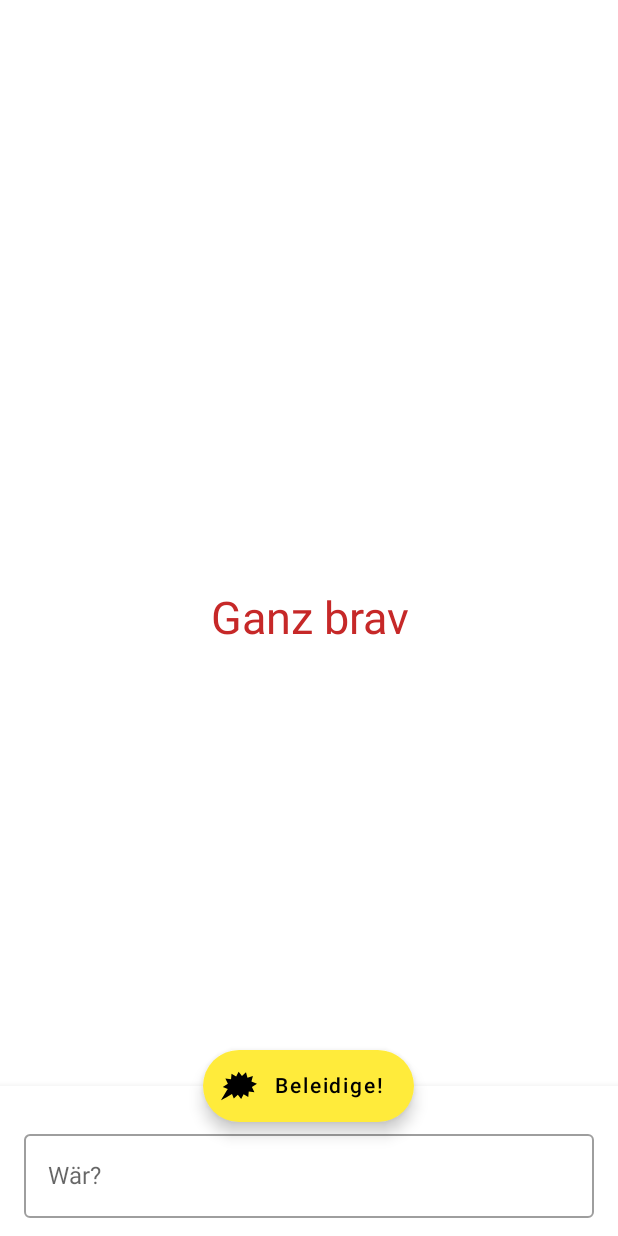
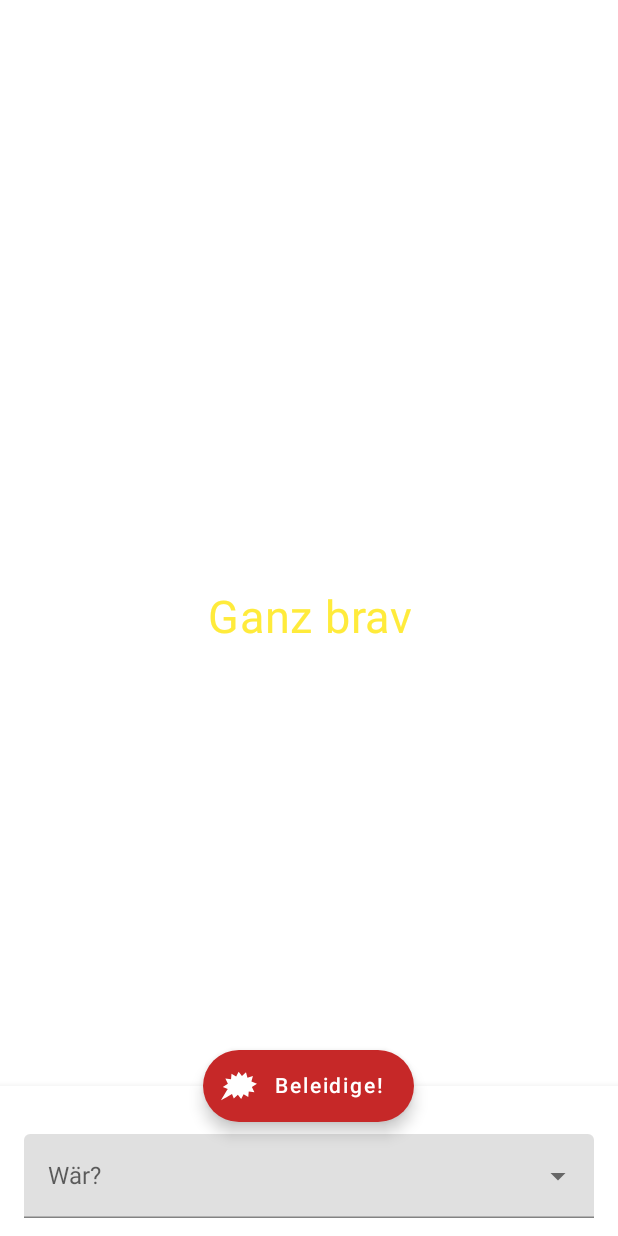
Before and after one commit to notizklotz/swiss-wowbagger-app, an Android app built with Jetpack Compose: the screen it shows after launch (MainActivity), on a phone screen of 412 x 824 dp. Run offline under Robolectric (Android 15) with nearby library versions, the light colour scheme and no system bars; our stand-ins replace livedata-compose; libraries missing offline, so code that uses them is left out: androidx.test.espresso.

Commit message:
Improve display of insult target name selection

```diff
--- a/app/src/main/java/com/github/notizklotz/swisswowbagger/app/MainActivity.kt
+++ b/app/src/main/java/com/github/notizklotz/swisswowbagger/app/MainActivity.kt
@@ -50,8 +50,13 @@ class MainActivity : ComponentActivity() {
                     } },
                     floatingActionButtonPosition = FabPosition.Center,
                     sheetContent = {
-                        Spacer(Modifier.height(8.dp))
-                        InsultTargetNameSelector(name.value) { viewModel.name.value = it }
+                        Spacer(Modifier.height(32.dp))
+                        Box(
+                            contentAlignment = Alignment.Center,
+                            modifier = Modifier.fillMaxWidth().padding(horizontal = 16.dp)
+                        ) {
+                            InsultTargetNameSelector(name.value) { viewModel.name.value = it }
+                        }
                     },
                     sheetPeekHeight = 100.dp,
                     sheetGesturesEnabled = false,
--- a/app/src/main/java/com/github/notizklotz/swisswowbagger/app/components/InsultTargetNameSelector.kt
+++ b/app/src/main/java/com/github/notizklotz/swisswowbagger/app/components/InsultTargetNameSelector.kt
@@ -1,92 +1,60 @@
 package com.github.notizklotz.swisswowbagger.app.components
 
-import androidx.compose.foundation.background
-import androidx.compose.foundation.clickable
-import androidx.compose.foundation.layout.*
-import androidx.compose.material.DropdownMenu
-import androidx.compose.material.DropdownMenuItem
-import androidx.compose.material.OutlinedTextField
-import androidx.compose.material.Text
-import androidx.compose.runtime.Composable
-import androidx.compose.runtime.mutableStateOf
-import androidx.compose.runtime.remember
-import androidx.compose.ui.Alignment
+import androidx.compose.foundation.layout.fillMaxWidth
+import androidx.compose.material.*
+import androidx.compose.runtime.*
 import androidx.compose.ui.Modifier
-import androidx.compose.ui.graphics.Color
-import androidx.compose.ui.res.stringResource
-import androidx.compose.ui.unit.dp
-import com.github.notizklotz.swisswowbagger.app.R
 
+/**
+ * [Code source](https://github.com/androidx/androidx/blob/androidx-main/compose/material/material/samples/src/main/java/androidx/compose/material/samples/ExposedDropdownMenuSamples.kt)
+ */
+@OptIn(ExperimentalMaterialApi::class)
 @Composable
 fun InsultTargetNameSelector(preselectedName: String, onNameSelected: (String) -> Unit) {
-
-    val isOpen = remember { mutableStateOf(false) }
-
-    val openCloseOfDropDownList: (Boolean) -> Unit = {
-        isOpen.value = it
-    }
-    Box {
-        Column {
-            OutlinedTextField(
-                value = preselectedName,
-                onValueChange = {},
-                label = { Text(text = stringResource(R.string.name_label)) },
-                modifier = Modifier
-                    .fillMaxWidth()
-                    .padding(16.dp)
-            )
-            DropDownList(
-                requestToOpen = isOpen.value,
-                list = names,
-                request = openCloseOfDropDownList,
-                onEntrySelected = onNameSelected
-            )
+    var expanded by remember { mutableStateOf(false) }
+    var selectedOptionText by remember { mutableStateOf(preselectedName) }
+    // We want to react on tap/press on TextField to show menu
+    ExposedDropdownMenuBox(
+        expanded = expanded,
+        onExpandedChange = {
+            expanded = !expanded
         }
-        Spacer(
-            modifier = Modifier
-                .matchParentSize()
-                .background(Color.Transparent)
-                .padding(10.dp)
-                .clickable { isOpen.value = true }
-
+    ) {
+        TextField(
+            readOnly = true,
+            value = selectedOptionText,
+            onValueChange = { },
+            label = { Text("Wär?") },
+            trailingIcon = {
+                ExposedDropdownMenuDefaults.TrailingIcon(
+                    expanded = expanded
+                )
+            },
+            colors = ExposedDropdownMenuDefaults.textFieldColors(),
+            modifier = Modifier.fillMaxWidth()
         )
-    }
-}
-
-@Composable
-fun DropDownList(
-    requestToOpen: Boolean = false,
-    list: List<String>,
-    request: (Boolean) -> Unit,
-    onEntrySelected: (String) -> Unit
-) {
-    DropdownMenu(
-        modifier = Modifier
-            .fillMaxWidth()
-            .fillMaxHeight(0.7f)
-            .padding(16.dp),
-        expanded = requestToOpen,
-        onDismissRequest = { request(false) },
-    ) {
-        list.forEach {
-            DropdownMenuItem(
-                modifier = Modifier.fillMaxWidth(),
-                onClick = {
-                    request(false)
-                    onEntrySelected(it)
+        ExposedDropdownMenu(
+            expanded = expanded,
+            onDismissRequest = {
+                expanded = false
+            }
+        ) {
+            names.forEach { selectionOption ->
+                DropdownMenuItem(
+                    onClick = {
+                        selectedOptionText = selectionOption
+                        expanded = false
+                        onNameSelected(selectionOption)
+                    }
+                ) {
+                    Text(text = selectionOption)
                 }
-            ) {
-                Text(
-                    it, modifier = Modifier
-                        .wrapContentWidth()
-                        .align(Alignment.CenterVertically)
-                )
             }
         }
     }
 }
 
-private val names = listOf(
+internal val names = listOf(
     "",
     "Ädu",
     "Andle",
--- a/app/src/main/java/com/github/notizklotz/swisswowbagger/app/ui/theme/Color.kt
+++ b/app/src/main/java/com/github/notizklotz/swisswowbagger/app/ui/theme/Color.kt
@@ -3,13 +3,8 @@ package com.github.notizklotz.swisswowbagger.app.ui.theme
 import androidx.compose.ui.graphics.Color
 
 val Yellow = Color(0xFFffeb3b)
-val YellowLight = Color(0xFFffff72)
+//val YellowLight = Color(0xFFffff72)
 val YellowDark = Color(0xFFc8b900)
 val Red = Color(0xFFc62828)
-val RedLight = Color(0xFFff5f52)
-val RedDark = Color(0xFF8e0000)
-
-val DarkPrimary = Red // Dark Primary
-val LightPrimary = Red // Light Primary
-val Variant = RedDark // Dark + Light Variant
-val Secondary = Yellow // Secondary
+//val RedLight = Color(0xFFff5f52)
+//val RedDark = Color(0xFF8e0000)
--- a/app/src/main/java/com/github/notizklotz/swisswowbagger/app/ui/theme/Shape.kt
+++ b/app/src/main/java/com/github/notizklotz/swisswowbagger/app/ui/theme/Shape.kt
@@ -1,11 +1,5 @@
 package com.github.notizklotz.swisswowbagger.app.ui.theme
 
-import androidx.compose.foundation.shape.RoundedCornerShape
 import androidx.compose.material.Shapes
-import androidx.compose.ui.unit.dp
 
-val Shapes = Shapes(
-    small = RoundedCornerShape(4.dp),
-    medium = RoundedCornerShape(4.dp),
-    large = RoundedCornerShape(0.dp)
-)
+val Shapes = Shapes()
--- a/app/src/main/java/com/github/notizklotz/swisswowbagger/app/ui/theme/Theme.kt
+++ b/app/src/main/java/com/github/notizklotz/swisswowbagger/app/ui/theme/Theme.kt
@@ -5,26 +5,19 @@ import androidx.compose.material.MaterialTheme
 import androidx.compose.material.darkColors
 import androidx.compose.material.lightColors
 import androidx.compose.runtime.Composable
-
+import androidx.compose.ui.graphics.Color
 private val DarkColorPalette = darkColors(
-    primary = DarkPrimary,
-    primaryVariant = Variant,
-    secondary = Secondary
+    primary = Yellow,
+    primaryVariant = YellowDark,
+    secondary = Red,
+    onSecondary = Color.White
 )
 
 private val LightColorPalette = lightColors(
-    primary = LightPrimary,
-    primaryVariant = Variant,
-    secondary = Secondary
-
-    /* Other default colors to override
-    background = Color.White,
-    surface = Color.White,
-    onPrimary = Color.White,
-    onSecondary = Color.Black,
-    onBackground = Color.Black,
-    onSurface = Color.Black,
-    */
+    primary = Yellow,
+    primaryVariant = YellowDark,
+    secondary = Red,
+    onSecondary = Color.White
 )
 
 @Composable
--- a/app/src/main/java/com/github/notizklotz/swisswowbagger/app/ui/theme/Type.kt
+++ b/app/src/main/java/com/github/notizklotz/swisswowbagger/app/ui/theme/Type.kt
@@ -1,28 +1,5 @@
 package com.github.notizklotz.swisswowbagger.app.ui.theme
 
 import androidx.compose.material.Typography
-import androidx.compose.ui.text.TextStyle
-import androidx.compose.ui.text.font.FontFamily
-import androidx.compose.ui.text.font.FontWeight
-import androidx.compose.ui.unit.sp
 
-// Set of Material typography styles to start with
-val Typography = Typography(
-    body1 = TextStyle(
-        fontFamily = FontFamily.Default,
-        fontWeight = FontWeight.Normal,
-        fontSize = 16.sp
-    )
-    /* Other default text styles to override
-    button = TextStyle(
-        fontFamily = FontFamily.Default,
-        fontWeight = FontWeight.W500,
-        fontSize = 14.sp
-    ),
-    caption = TextStyle(
-        fontFamily = FontFamily.Default,
-        fontWeight = FontWeight.Normal,
-        fontSize = 12.sp
-    )
-    */
-)
+val Typography = Typography()
--- a/app/src/main/res/values/colors.xml
+++ b/app/src/main/res/values/colors.xml
@@ -4,6 +4,7 @@
     <color name="white">#FFFFFFFF</color>
 
     <color name="yellow">#FFffeb3b</color>
+    <color name="yellow_dark">#FFc8b900</color>
     <color name="red">#FFc62828</color>
     <color name="red_dark">#FF8e0000</color>
 
--- a/app/src/main/res/values/themes.xml
+++ b/app/src/main/res/values/themes.xml
@@ -2,13 +2,13 @@
     <!-- Base application theme. -->
     <style name="Theme.SwissWowbaggerApp" parent="Theme.MaterialComponents.DayNight.DarkActionBar">
         <!-- Primary brand color. -->
-        <item name="colorPrimary">@color/red</item>
-        <item name="colorPrimaryVariant">@color/red_dark</item>
-        <item name="colorOnPrimary">@color/white</item>
+        <item name="colorPrimary">@color/yellow</item>
+        <item name="colorPrimaryVariant">@color/yellow_dark</item>
+        <item name="colorOnPrimary">@color/black</item>
         <!-- Secondary brand color. -->
-        <item name="colorSecondary">@color/yellow</item>
-        <item name="colorSecondaryVariant">@color/yellow</item>
-        <item name="colorOnSecondary">@color/black</item>
+        <item name="colorSecondary">@color/red</item>
+        <item name="colorSecondaryVariant">@color/red_dark</item>
+        <item name="colorOnSecondary">@color/white</item>
         <!-- Status bar color. -->
         <item name="android:statusBarColor" tools:targetApi="l">?attr/colorPrimaryVariant</item>
         <!-- Customize your theme here. -->
--- a/build.gradle
+++ b/build.gradle
@@ -6,7 +6,7 @@ buildscript {
     }
     dependencies {
         classpath 'com.android.tools.build:gradle:7.0.4'
-        classpath "org.jetbrains.kotlin:kotlin-gradle-plugin:1.5.31"
+        classpath "org.jetbrains.kotlin:kotlin-gradle-plugin:1.6.0"
 
         // NOTE: Do not place your application dependencies here; they belong
         // in the individual module build.gradle files
--- a/macrobenchmark/build.gradle
+++ b/macrobenchmark/build.gradle
@@ -53,11 +53,7 @@ androidComponents {
 }
 
 dependencies {
-    implementation 'androidx.core:core-ktx:1.7.0'
-    implementation 'androidx.appcompat:appcompat:1.4.0'
-    implementation 'com.google.android.material:material:1.4.0'
     implementation 'junit:junit:4.13.2'
     implementation 'androidx.test.ext:junit:1.1.3'
-    implementation 'androidx.test.espresso:espresso-core:3.4.0'
     implementation 'androidx.benchmark:benchmark-macro-junit4:1.1.0-alpha12'
 }
```
Also changed, not shown: app/build.gradle (+9 -7 lines).
